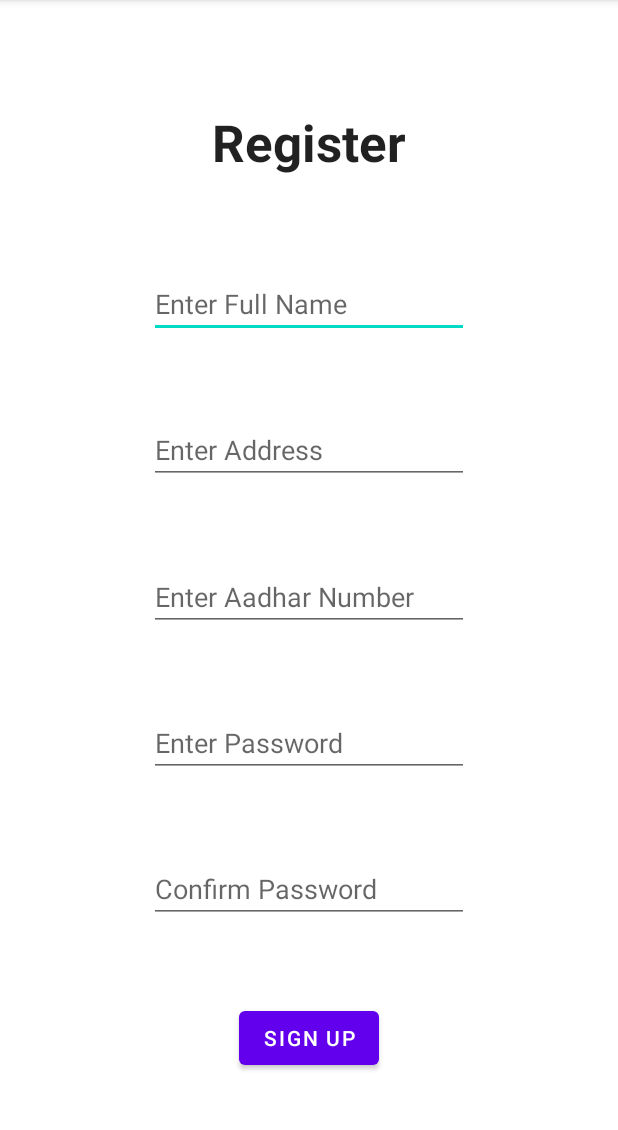
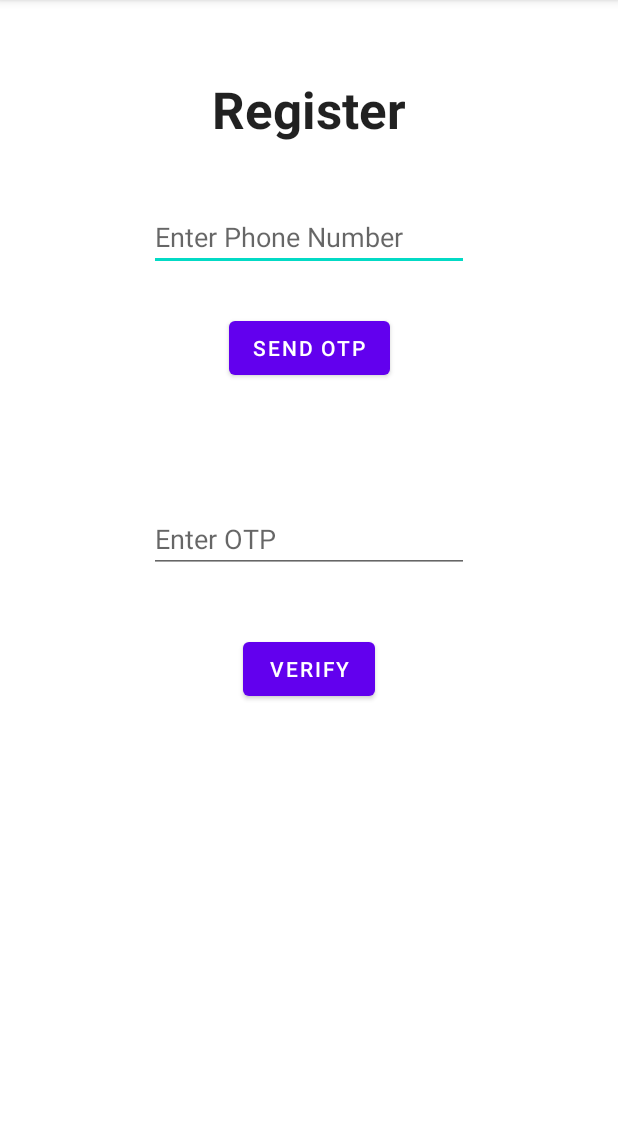
Before and after one commit to parthesh-hub/BetaVerse_SIH2022_APP, an Android app: the screen it shows after launch (MainActivity), on a phone screen of 412 x 824 dp, the part 84-1214 px from its top. Run offline under Robolectric (Android 15) with nearby library versions, the phone set to English and light mode, and no system bars.

Commit message:
Added Transition Functionality

```diff
--- a/app/src/main/java/com/example/kaaryakhoj/MainActivity.java
+++ b/app/src/main/java/com/example/kaaryakhoj/MainActivity.java
@@ -2,13 +2,24 @@ package com.example.kaaryakhoj;
 
 import androidx.appcompat.app.AppCompatActivity;
 
+import android.content.Intent;
 import android.os.Bundle;
+import android.view.View;
+import android.widget.Button;
 
 public class MainActivity extends AppCompatActivity {
-
+    private Button button3;
     @Override
     protected void onCreate(Bundle savedInstanceState) {
         super.onCreate(savedInstanceState);
-        setContentView(R.layout.activity_main);
+        setContentView(R.layout.activity_verify_phone);
+        button3 = findViewById(R.id.button3);
+        button3.setOnClickListener(new View.OnClickListener() {
+            @Override
+            public void onClick(View view) {
+                Intent intent = new Intent(MainActivity.this,VerifyPhone.class);
+                startActivity(intent);
+            }
+        });
     }
 }
--- a/app/src/main/java/com/example/kaaryakhoj/VerifyPhone.java
+++ b/app/src/main/java/com/example/kaaryakhoj/VerifyPhone.java
@@ -9,6 +9,6 @@ public class VerifyPhone extends AppCompatActivity {
     @Override
     protected void onCreate(Bundle savedInstanceState) {
         super.onCreate(savedInstanceState);
-        setContentView(R.layout.activity_verify_phone);
+        setContentView(R.layout.activity_main);
     }
 }
--- a/app/src/main/res/layout/activity_verify_phone.xml
+++ b/app/src/main/res/layout/activity_verify_phone.xml
@@ -11,11 +11,13 @@
         android:id="@+id/textView"
         android:layout_width="wrap_content"
         android:layout_height="wrap_content"
-        android:layout_marginTop="163dp"
+        android:layout_marginTop="50dp"
+        android:layout_marginBottom="20dp"
         android:text="Register"
         android:textAppearance="@style/TextAppearance.AppCompat.Large"
         android:textSize="34sp"
         android:textStyle="bold"
+        app:layout_constraintBottom_toTopOf="@+id/editTextPhone"
         app:layout_constraintEnd_toEndOf="parent"
         app:layout_constraintHorizontal_bias="0.5"
         app:layout_constraintStart_toStartOf="parent"
@@ -25,10 +27,12 @@
         android:id="@+id/editTextPhone"
         android:layout_width="wrap_content"
         android:layout_height="wrap_content"
-        android:layout_marginTop="61dp"
+        android:layout_marginTop="20dp"
+        android:layout_marginBottom="20dp"
         android:ems="10"
         android:hint="Enter Phone Number"
         android:inputType="phone"
+        app:layout_constraintBottom_toTopOf="@+id/button"
         app:layout_constraintEnd_toEndOf="parent"
         app:layout_constraintHorizontal_bias="0.5"
         app:layout_constraintStart_toStartOf="parent"
@@ -57,8 +61,10 @@
             android:id="@+id/button3"
             android:layout_width="wrap_content"
             android:layout_height="wrap_content"
-            android:layout_marginTop="43dp"
+            android:layout_marginTop="20dp"
+            android:layout_marginBottom="20dp"
             android:text="VERIFY"
+            app:layout_constraintBottom_toBottomOf="parent"
             app:layout_constraintEnd_toEndOf="parent"
             app:layout_constraintHorizontal_bias="0.5"
             app:layout_constraintStart_toStartOf="parent"
@@ -69,10 +75,12 @@
             android:layout_width="wrap_content"
             android:layout_height="wrap_content"
             android:layout_marginTop="30dp"
+            android:layout_marginBottom="20dp"
             android:ems="10"
             android:hint="Enter OTP"
             android:inputType="number"
             android:visibility="visible"
+            app:layout_constraintBottom_toTopOf="@+id/button3"
             app:layout_constraintEnd_toEndOf="parent"
             app:layout_constraintHorizontal_bias="0.5"
             app:layout_constraintStart_toStartOf="parent"
```
